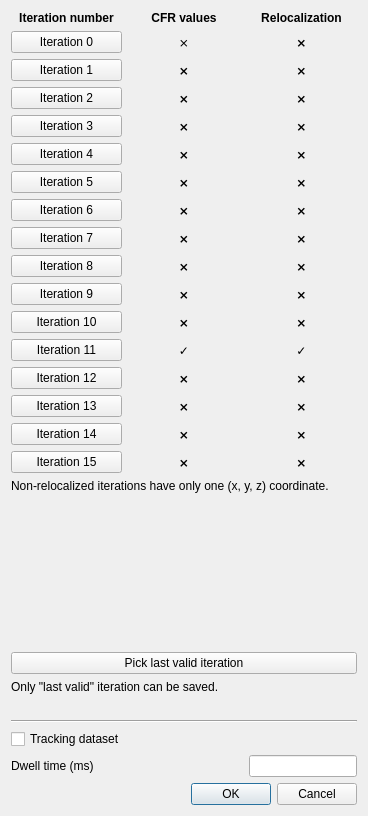
This is pyminflux/ui/importer.ui in bsse-scf/pyMINFLUX as Qt 5 draws it before an edit. The edited form follows.
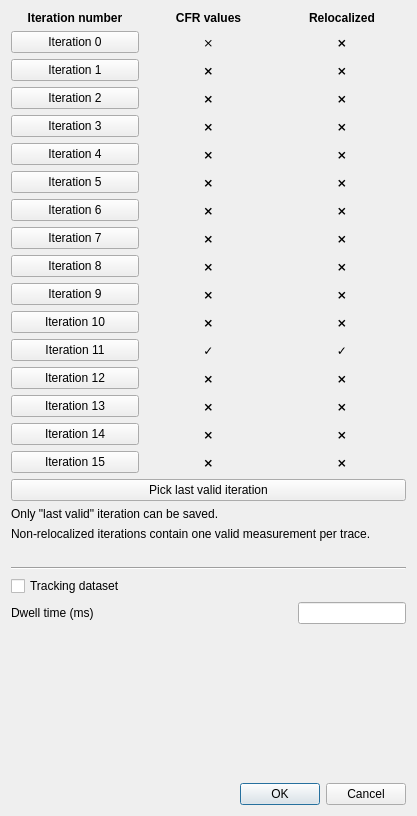
This is the edited form.

Commit message: Change Importer layout.

```diff
--- a/pyminflux/ui/importer.ui
+++ b/pyminflux/ui/importer.ui
@@ -9,7 +9,7 @@
    <rect>
     <x>0</x>
     <y>0</y>
-    <width>368</width>
+    <width>417</width>
     <height>816</height>
    </rect>
   </property>
@@ -74,7 +74,7 @@
           </font>
          </property>
          <property name="text">
-          <string>Relocalization</string>
+          <string>Relocalized</string>
          </property>
          <property name="alignment">
           <set>Qt::AlignCenter</set>
@@ -878,26 +878,6 @@
        </item>
       </layout>
      </item>
-     <item>
-      <widget class="QLabel" name="lbRelocInfo">
-       <property name="text">
-        <string>Non-relocalized iterations have only one (x, y, z) coordinate.</string>
-       </property>
-      </widget>
-     </item>
-     <item>
-      <spacer name="fixedVerticalSpacerLastValid">
-       <property name="orientation">
-        <enum>Qt::Vertical</enum>
-       </property>
-       <property name="sizeHint" stdset="0">
-        <size>
-         <width>20</width>
-         <height>15</height>
-        </size>
-       </property>
-      </spacer>
-     </item>
      <item>
       <layout class="QHBoxLayout" name="last_valid_layout">
        <item>
@@ -919,6 +899,13 @@
        </property>
       </widget>
      </item>
+     <item>
+      <widget class="QLabel" name="lbRelocInfo">
+       <property name="text">
+        <string>Non-relocalized iterations contain one valid measurement per trace.</string>
+       </property>
+      </widget>
+     </item>
      <item>
       <spacer name="fixedVerticalSpacer">
        <property name="orientation">
@@ -981,7 +968,7 @@
      </item>
     </layout>
    </item>
-   <item row="1" column="0">
+   <item row="2" column="0">
     <widget class="QDialogButtonBox" name="buttonBox">
      <property name="orientation">
       <enum>Qt::Horizontal</enum>
@@ -991,6 +978,19 @@
      </property>
     </widget>
    </item>
+   <item row="1" column="0">
+    <spacer name="verticalSpacer">
+     <property name="orientation">
+      <enum>Qt::Vertical</enum>
+     </property>
+     <property name="sizeHint" stdset="0">
+      <size>
+       <width>20</width>
+       <height>40</height>
+      </size>
+     </property>
+    </spacer>
+   </item>
   </layout>
  </widget>
  <resources/>
```
The commit also changes 1 other file.
